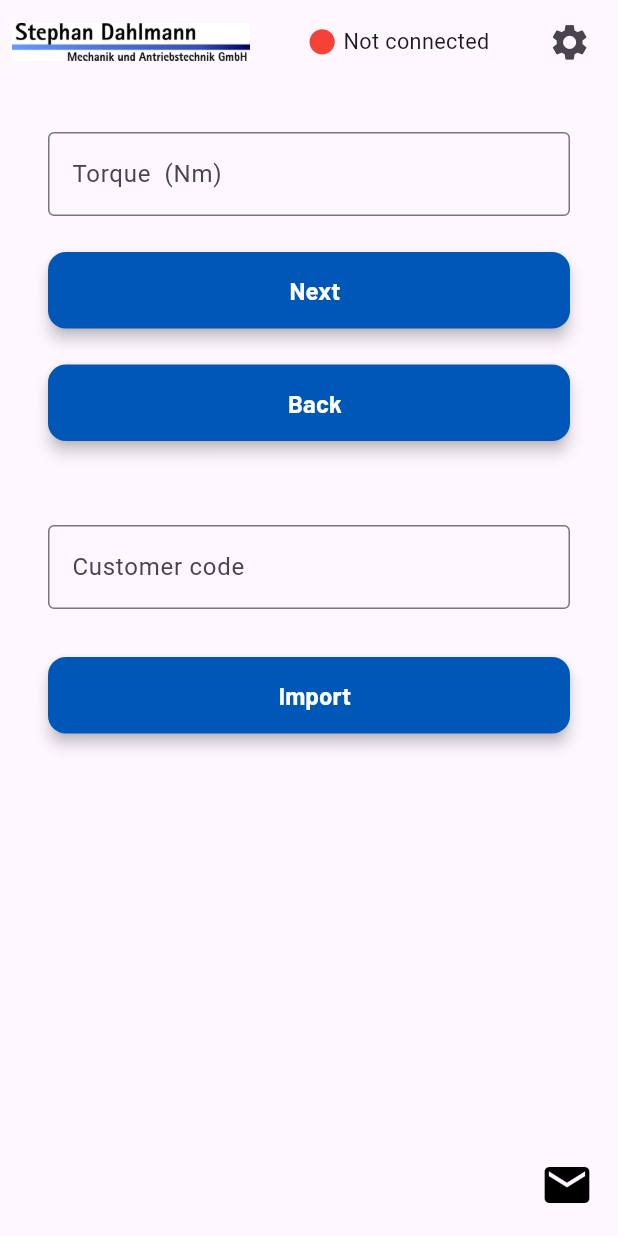
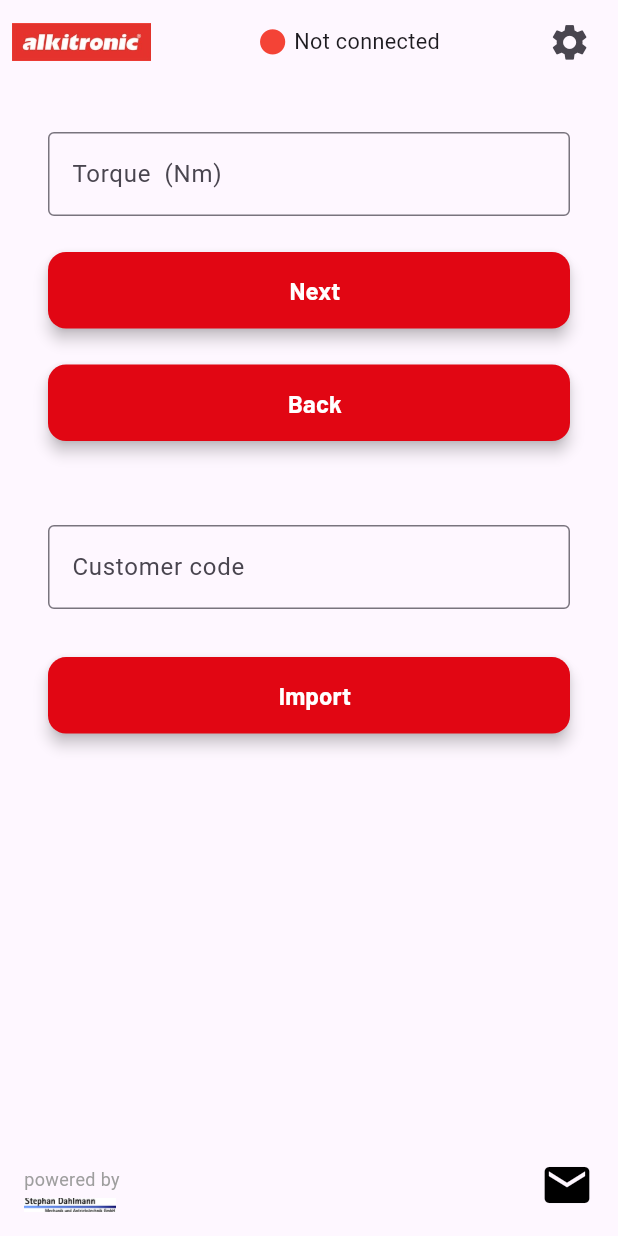
Before and after one commit to RDahlmann/Torque_Doc_Flutter, a Flutter app: the Toolsscreen screen opened by its route, on a phone screen of 412 x 824 dp. Run offline on Flutter 3.47's test engine with Material 3 defaults, Android fonts, the phone set to English and light mode, and no system bars; our stand-ins replace cross_file, csv, device_info_plus, flutter_blue_plus, fluttertoast, pdf and 3 more; missing offline and left inert: flutter_foreground_task; accounts and stored records are empty; Roboto replaces fonts that are missing (Barlow); key blocks and very long unbroken strings in the code were emptied for the run.

Commit message:
Neuer Stand Alki-BRAND fixed

```diff
--- a/lib/screens/tools.dart
+++ b/lib/screens/tools.dart
@@ -96,8 +96,8 @@
 
   /// Tools importieren
   void _importTools() async {
-    final code = customerCodeController.text.trim(); //Standart
-    //final code = '10019${customerCodeController.text.trim()}'; //Alki
+    //final code = customerCodeController.text.trim(); //Standart
+    final code = '10019${customerCodeController.text.trim()}'; //Alki
 
     if (code.length != 10) {
       setState(() {
@@ -316,7 +316,7 @@
 
               const SizedBox(height: 40),
 
-              /*TextField(
+              TextField(
                 controller: customerCodeController,
                 decoration: InputDecoration(
                   labelText: t.text('tools8'),
@@ -334,8 +334,8 @@
                   final prefs = await SharedPreferences.getInstance();
                   prefs.setString('lastCustomerCode', '10019$v'); // Prefix beim Speichern
                 },
-              ),*///Alki
-              TextField(
+              ),//Alki
+             /* TextField(
                 controller: customerCodeController,
                 decoration: InputDecoration(
                   labelText: t.text('tools8'),
@@ -344,7 +344,7 @@
                   border: OutlineInputBorder(),
                 ),
                 keyboardType: TextInputType.number,
-              ),//Standart
+              ),*///Standart
 
               const SizedBox(height: 16),
 
--- a/lib/styles/app_colors.dart
+++ b/lib/styles/app_colors.dart
@@ -3,8 +3,8 @@
 class AppColors {
   static const activeCustomer= Customer.Standart;
 
-  static const primary = Color(0xFF0057B7);  // Standart
-  //static const primary = Color(0xFFE10613);  // Alki
+  //static const primary = Color(0xFF0057B7);  // Standart
+  static const primary = Color(0xFFE10613);  // Alki
   static const secondary = Color(0xFFFFD700); // dein Gelb
   static const background = Color(0xFFF4F4F4);
   static const text = Color(0xFF333333);
--- a/lib/utils/file_exporter.dart
+++ b/lib/utils/file_exporter.dart
@@ -20,7 +20,7 @@
 
 class FileExporter {
 
-  static const activeCustomer= Customer.Standart;
+  static const activeCustomer= Customer.Alkitronik;
 
   static Uint8List get logoBytes{
       switch(activeCustomer){
--- a/lib/widgets/app_template.dart
+++ b/lib/widgets/app_template.dart
@@ -65,8 +65,8 @@
               padding: EdgeInsets.symmetric(horizontal: screenWidth * 0.02, vertical: 4),
               child: Row(
                 children: [
-                  Image.asset('assets/logosd.jpg', height: logoHeight),//Standart
-                  //Image.asset('assets/logoalki.jpg', height: logoHeight),//Alkitronik
+                  //Image.asset('assets/logosd.jpg', height: logoHeight),//Standart
+                  Image.asset('assets/logoalki.jpg', height: logoHeight),//Alkitronik
                   SizedBox(width: screenWidth * 0.02),
                   Expanded(
                     child: Center(
@@ -124,7 +124,7 @@
                 child: widget.child,
               ),
             ),
-            Padding(
+            /*Padding(
               padding: const EdgeInsets.all(16.0),
               child: GestureDetector(
                 onTap: () async {
@@ -138,8 +138,8 @@
                   ],
                 ),
               ),
-            ), //Standart
-            /*Padding(
+            ), *///Standart
+            Padding(
               padding: const EdgeInsets.all(16.0),
               child: Row(
                 mainAxisAlignment: MainAxisAlignment.spaceBetween,
@@ -195,7 +195,7 @@
                   ),
                 ],
               ),
-            ),*///Alkitronik
+            ),//Alkitronik
           ],
         ),
       ),
--- a/pubspec.yaml
+++ b/pubspec.yaml
@@ -16,7 +16,7 @@
 # https://developer.apple.com/library/archive/documentation/General/Reference/InfoPlistKeyReference/Articles/CoreFoundationKeys.html
 # In Windows, build-name is used as the major, minor, and patch parts
 # of the product and file versions while build-number is used as the build suffix.
-version: 1.0.4+5
+version: 1.0.7+8
 
 environment:
   sdk: ^3.9.2
```
Also changed, not shown: lib/screens/settings.dart (+4 -4 lines), lib/screens/upload_tool_scree.dart (+18 -18 lines), 1 other file.
